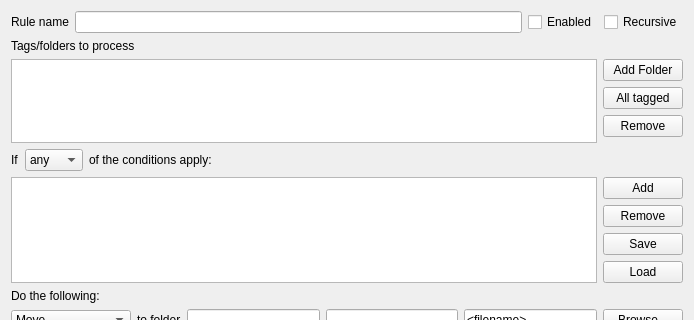
midnightdim/declutter, file ui/rule_edit_window.ui: the form before one commit; both pictures show x 0 to 694 and y 0 to 320 of the 694 by 571 pixel window.
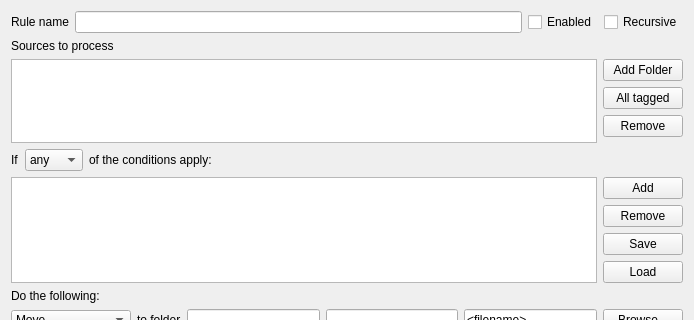
The form after the commit. Custom widgets are drawn as their Qt base class.

```diff
--- a/ui/rule_edit_window.ui
+++ b/ui/rule_edit_window.ui
@@ -368,7 +368,7 @@
      <item row="1" column="0">
       <widget class="QLabel" name="label_2">
        <property name="text">
-        <string>Tags/folders to process</string>
+        <string>Sources to process</string>
        </property>
       </widget>
      </item>
```
